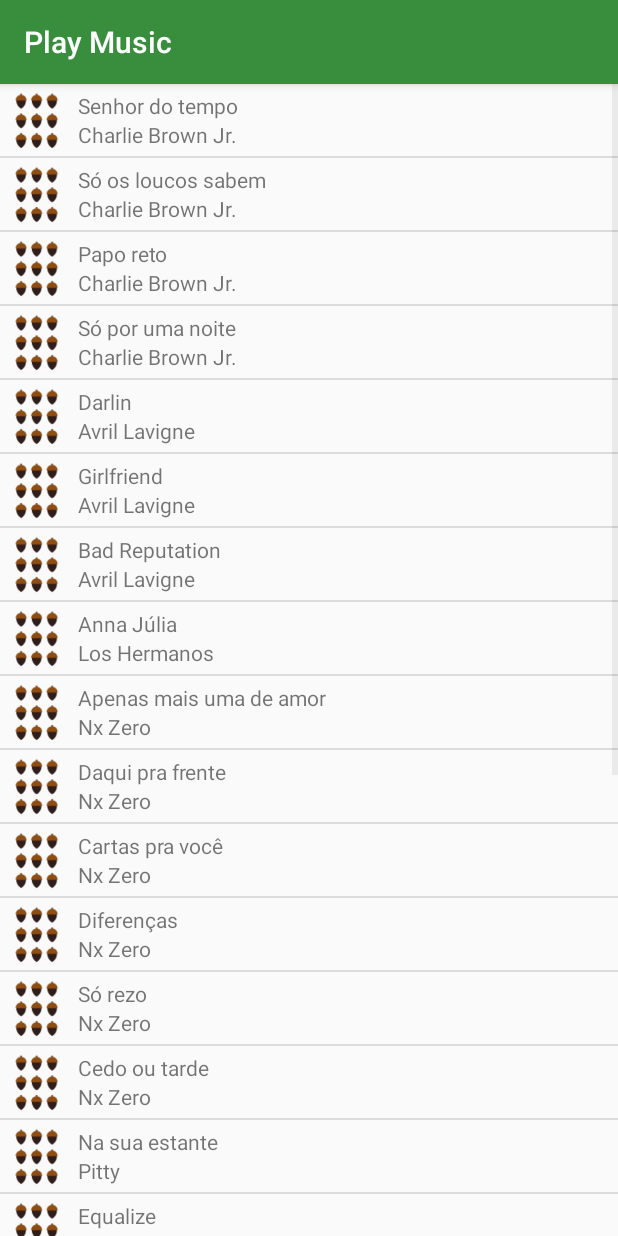
After one commit to rodrigoaalmeida/PayEstruturaProjeto, an Android app: the MusicActivity screen opened directly, with no data from a screen before it, on a phone screen of 412 x 824 dp. The commit adds this screen. Run offline under Robolectric (Android 15) with nearby library versions, the phone set to English and light mode, and no system bars.

Commit message:
Lista de musicas

```diff
--- a/app/src/main/AndroidManifest.xml
+++ b/app/src/main/AndroidManifest.xml
@@ -16,6 +16,7 @@
                 <category android:name="android.intent.category.LAUNCHER" />
             </intent-filter>
         </activity>
+        <activity android:name=".MusicActivity"></activity>
     </application>
 
 </manifest>
--- /dev/null
+++ b/app/src/main/java/com/example/rodri/playestruturaprojeto/AdapterMusic.java
@@ -0,0 +1,41 @@
+package com.example.rodri.playestruturaprojeto;
+
+import android.content.Context;
+import android.view.LayoutInflater;
+import android.view.View;
+import android.view.ViewGroup;
+import android.widget.ArrayAdapter;
+import android.widget.ImageView;
+import android.widget.TextView;
+
+import java.util.List;
+
+public class AdapterMusic extends ArrayAdapter<Music> {
+
+    public AdapterMusic(Context context, List<Music> musicList) {
+        super(context, 0, musicList);
+    }
+
+
+    @Override
+    public View getView(int position, View convertView, ViewGroup parent) {
+
+        View listViewItem = convertView;
+        if (listViewItem == null){
+            listViewItem = LayoutInflater.from(getContext()).inflate(R.layout.activity_music, parent, false);
+        }
+
+        Music atualMusic = getItem(position);
+
+        ImageView musicImage = listViewItem.findViewById(R.id.image_music);
+        musicImage.setImageResource(atualMusic.getImageMusicId());
+
+        TextView nameMusic = listViewItem.findViewById(R.id.name_music);
+        nameMusic.setText(atualMusic.getNameMusic());
+
+        TextView nameArtist = listViewItem.findViewById(R.id.name_artist);
+        nameArtist.setText(atualMusic.getNameArtist());
+
+        return listViewItem;
+    }
+}
--- a/app/src/main/java/com/example/rodri/playestruturaprojeto/MainActivity.java
+++ b/app/src/main/java/com/example/rodri/playestruturaprojeto/MainActivity.java
@@ -1,7 +1,10 @@
 package com.example.rodri.playestruturaprojeto;
 
+import android.content.Intent;
 import android.support.v7.app.AppCompatActivity;
 import android.os.Bundle;
+import android.view.View;
+import android.widget.TextView;
 
 public class MainActivity extends AppCompatActivity {
 
@@ -9,5 +12,18 @@
     protected void onCreate(Bundle savedInstanceState) {
         super.onCreate(savedInstanceState);
         setContentView(R.layout.activity_main);
+
+        TextView music = findViewById(R.id.text_music);
+        TextView albun = findViewById(R.id.text_albun);
+        TextView artista = findViewById(R.id.text_artista);
+        TextView play = findViewById(R.id.text_play);
+
+        music.setOnClickListener(new View.OnClickListener() {
+            @Override
+            public void onClick(View v) {
+                Intent musicIntent = new Intent(MainActivity.this, MusicActivity.class);
+                startActivity(musicIntent);
+            }
+        });
     }
 }
--- /dev/null
+++ b/app/src/main/java/com/example/rodri/playestruturaprojeto/Music.java
@@ -0,0 +1,31 @@
+package com.example.rodri.playestruturaprojeto;
+
+public class Music {
+
+    private int mImageMusicId;
+    private String mNameMusic;
+    private String mNameArtist;
+
+    public Music(int imageMusicId, String nameMusic, String nameArtist){
+        mImageMusicId = imageMusicId;
+        mNameMusic = nameMusic;
+        mNameArtist = nameArtist;
+    }
+
+    public Music(int imageMusicId, String nameArtist){
+        mImageMusicId = imageMusicId;
+        mNameArtist = nameArtist;
+    }
+
+    public int getImageMusicId() {
+        return mImageMusicId;
+    }
+
+    public String getNameMusic() {
+        return mNameMusic;
+    }
+
+    public String getNameArtist() {
+        return mNameArtist;
+    }
+}
--- /dev/null
+++ b/app/src/main/java/com/example/rodri/playestruturaprojeto/MusicActivity.java
@@ -0,0 +1,51 @@
+package com.example.rodri.playestruturaprojeto;
+
+import android.support.v7.app.AppCompatActivity;
+import android.os.Bundle;
+import android.widget.ArrayAdapter;
+import android.widget.ListView;
+
+import java.util.ArrayList;
+
+public class MusicActivity extends AppCompatActivity {
+
+    @Override
+    protected void onCreate(Bundle savedInstanceState) {
+        super.onCreate(savedInstanceState);
+        setContentView(R.layout.lista_music);
+
+        ArrayList<Music> musicList = new ArrayList<>();
+        musicList.add(new Music(R.drawable.number_nine, "Senhor do tempo", "Charlie Brown Jr."));
+        musicList.add(new Music(R.drawable.number_nine, "Só os loucos sabem", "Charlie Brown Jr."));
+        musicList.add(new Music(R.drawable.number_nine, "Papo reto", "Charlie Brown Jr."));
+        musicList.add(new Music(R.drawable.number_nine, "Só por uma noite", "Charlie Brown Jr."));
+        musicList.add(new Music(R.drawable.number_nine, "Darlin", "Avril Lavigne"));
+        musicList.add(new Music(R.drawable.number_nine, "Girlfriend", "Avril Lavigne"));
+        musicList.add(new Music(R.drawable.number_nine, "Bad Reputation", "Avril Lavigne"));
+        musicList.add(new Music(R.drawable.number_nine, "Anna Júlia", "Los Hermanos"));
+        musicList.add(new Music(R.drawable.number_nine, "Apenas mais uma de amor", "Nx Zero"));
+        musicList.add(new Music(R.drawable.number_nine, "Daqui pra frente", "Nx Zero"));
+        musicList.add(new Music(R.drawable.number_nine, "Cartas pra você", "Nx Zero"));
+        musicList.add(new Music(R.drawable.number_nine, "Diferenças", "Nx Zero"));
+        musicList.add(new Music(R.drawable.number_nine, "Só rezo", "Nx Zero"));
+        musicList.add(new Music(R.drawable.number_nine, "Cedo ou tarde", "Nx Zero"));
+        musicList.add(new Music(R.drawable.number_nine, "Na sua estante", "Pitty"));
+        musicList.add(new Music(R.drawable.number_nine, "Equalize", "Pitty"));
+        musicList.add(new Music(R.drawable.number_nine, "Memórias", "Pitty"));
+        musicList.add(new Music(R.drawable.number_nine, "Semana que vem", "Pitty"));
+        musicList.add(new Music(R.drawable.number_nine, "Teto de vidro", "Pitty"));
+        musicList.add(new Music(R.drawable.number_nine, "Epitáfio", "Titãs"));
+        musicList.add(new Music(R.drawable.number_nine, "Porque eu sei que é amor", "Titãs"));
+        musicList.add(new Music(R.drawable.number_nine, "É preciso saber viver", "Titãs"));
+        musicList.add(new Music(R.drawable.number_nine, "O tempo não pára", "Cazuza"));
+        musicList.add(new Music(R.drawable.number_nine, "Exagerado", "Cazuza"));
+        musicList.add(new Music(R.drawable.number_nine, "Bete balanço", "Cazuza"));
+        musicList.add(new Music(R.drawable.number_nine, "Pro dia nascer feliz", "Cazuza"));
+
+        AdapterMusic adapter = new AdapterMusic(this, musicList);
+
+        ListView listView = findViewById(R.id.list_music);
+
+        listView.setAdapter(adapter);
+    }
+}
--- /dev/null
+++ b/app/src/main/res/layout/activity_music.xml
@@ -0,0 +1,34 @@
+<?xml version="1.0" encoding="utf-8"?>
+<LinearLayout
+    xmlns:android="http://schemas.android.com/apk/res/android"
+    xmlns:tools="http://schemas.android.com/tools"
+    android:layout_width="match_parent"
+    android:layout_height="match_parent"
+    android:orientation="horizontal"
+    android:id="@+id/layout_music"
+    tools:context=".MusicActivity">
+
+    <ImageView
+        android:id="@+id/image_music"
+        android:layout_width="48dp"
+        android:layout_height="48dp"
+        android:src="@drawable/number_nine"/>
+    <LinearLayout
+        android:layout_width="0dp"
+        android:layout_height="48dp"
+        android:layout_weight="1"
+        android:layout_marginLeft="@dimen/text_margin_main"
+        android:gravity="center_vertical"
+        android:orientation="vertical">
+        <TextView
+            android:id="@+id/name_music"
+            tools:text="Nome da musica"
+            android:layout_width="match_parent"
+            android:layout_height="wrap_content" />
+        <TextView
+            android:id="@+id/name_artist"
+            tools:text="Nome do artista"
+            android:layout_width="match_parent"
+            android:layout_height="wrap_content" />
+    </LinearLayout>
+</LinearLayout>
--- /dev/null
+++ b/app/src/main/res/layout/lista_music.xml
@@ -0,0 +1,7 @@
+<?xml version="1.0" encoding="utf-8"?>
+<ListView
+    xmlns:android="http://schemas.android.com/apk/res/android"
+    android:layout_width="match_parent"
+    android:layout_height="match_parent"
+    android:orientation="vertical"
+    android:id="@+id/list_music"/>
```
Also changed, not shown: app/src/main/res/drawable/number_nine.png (added).
